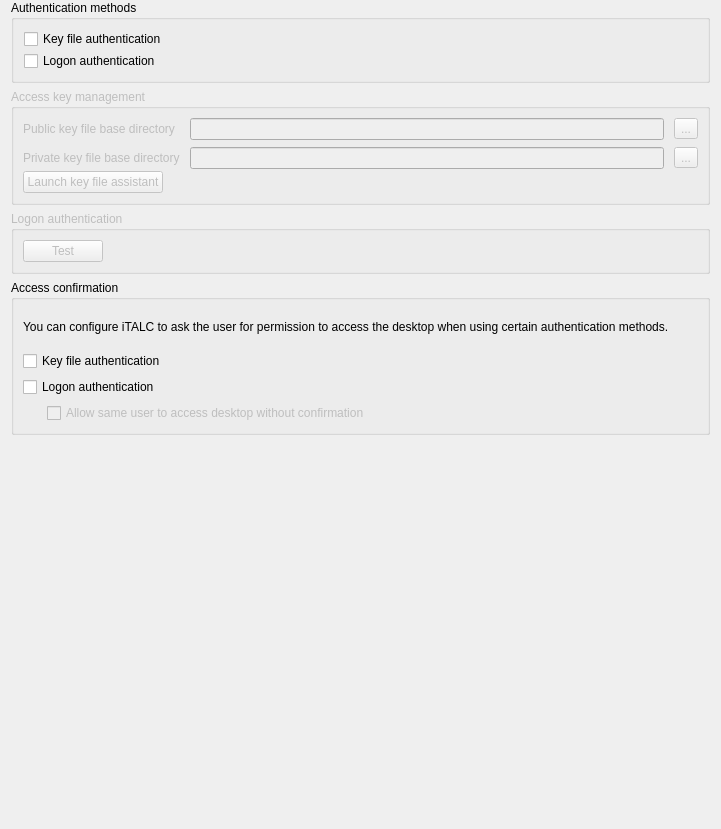
This is configurator/forms/AuthenticationConfigurationPage.ui in veyon/veyon as Qt 5 draws it before an edit. The edited form follows.
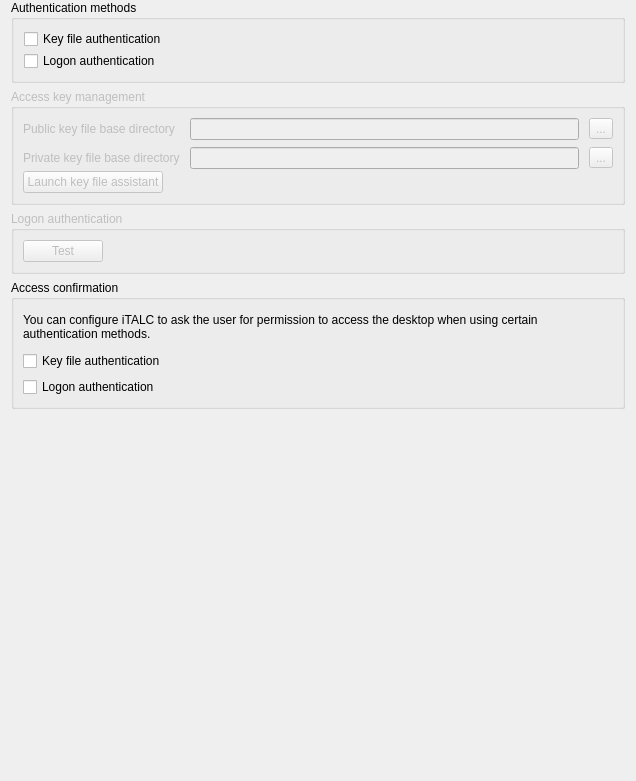
This is the edited form. Icons and pictures are not drawn.

Commit message: Configurator: AuthenticationConfigurationPage: remove access exception option

Patch:
```diff
--- a/configurator/forms/AuthenticationConfigurationPage.ui
+++ b/configurator/forms/AuthenticationConfigurationPage.ui
@@ -6,8 +6,8 @@
    <rect>
     <x>0</x>
     <y>0</y>
-    <width>721</width>
-    <height>829</height>
+    <width>636</width>
+    <height>781</height>
    </rect>
   </property>
   <property name="windowTitle">
@@ -231,36 +231,6 @@
         </property>
        </widget>
       </item>
-      <item>
-       <layout class="QHBoxLayout" name="horizontalLayout_6">
-        <item>
-         <spacer name="horizontalSpacer_12">
-          <property name="orientation">
-           <enum>Qt::Horizontal</enum>
-          </property>
-          <property name="sizeType">
-           <enum>QSizePolicy::Fixed</enum>
-          </property>
-          <property name="sizeHint" stdset="0">
-           <size>
-            <width>24</width>
-            <height>16</height>
-           </size>
-          </property>
-         </spacer>
-        </item>
-        <item>
-         <widget class="QCheckBox" name="isSameUserConfirmationDisabled">
-          <property name="enabled">
-           <bool>false</bool>
-          </property>
-          <property name="text">
-           <string>Allow same user to access desktop without confirmation</string>
-          </property>
-         </widget>
-        </item>
-       </layout>
-      </item>
      </layout>
     </widget>
    </item>
```
